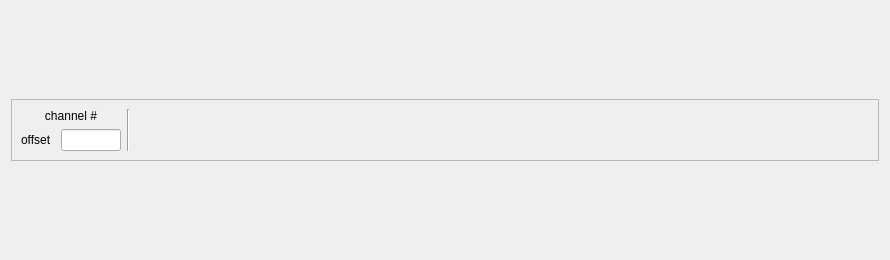
AlbertHdz4/qplayer, file track-widget.ui: the form before one commit.
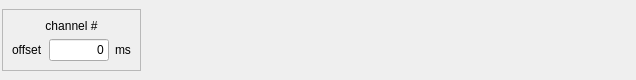
The form after the commit.

Commit message: Cleaned up and added shuffle button.

```diff
--- a/track-widget.ui
+++ b/track-widget.ui
@@ -2,12 +2,15 @@
 <ui version="4.0">
  <class>Form</class>
  <widget class="QWidget" name="Form">
+  <property name="enabled">
+   <bool>true</bool>
+  </property>
   <property name="geometry">
    <rect>
     <x>0</x>
     <y>0</y>
-    <width>890</width>
-    <height>260</height>
+    <width>636</width>
+    <height>80</height>
    </rect>
   </property>
   <property name="sizePolicy">
@@ -19,13 +22,31 @@
   <property name="minimumSize">
    <size>
     <width>0</width>
-    <height>120</height>
+    <height>0</height>
    </size>
   </property>
   <property name="windowTitle">
    <string>Form</string>
   </property>
   <layout class="QHBoxLayout" name="horizontalLayout">
+   <property name="spacing">
+    <number>0</number>
+   </property>
+   <property name="sizeConstraint">
+    <enum>QLayout::SetDefaultConstraint</enum>
+   </property>
+   <property name="leftMargin">
+    <number>0</number>
+   </property>
+   <property name="topMargin">
+    <number>0</number>
+   </property>
+   <property name="rightMargin">
+    <number>0</number>
+   </property>
+   <property name="bottomMargin">
+    <number>0</number>
+   </property>
    <item>
     <widget class="QFrame" name="frame">
      <property name="sizePolicy">
@@ -34,17 +55,51 @@
        <verstretch>0</verstretch>
       </sizepolicy>
      </property>
+     <property name="minimumSize">
+      <size>
+       <width>0</width>
+       <height>60</height>
+      </size>
+     </property>
+     <property name="frameShape">
+      <enum>QFrame::NoFrame</enum>
+     </property>
+     <property name="frameShadow">
+      <enum>QFrame::Plain</enum>
+     </property>
+     <property name="lineWidth">
+      <number>1</number>
+     </property>
+     <property name="midLineWidth">
+      <number>0</number>
+     </property>
+     <layout class="QHBoxLayout" name="horizontalLayout_2">
+      <property name="spacing">
+       <number>1</number>
+      </property>
+      <property name="leftMargin">
+       <number>2</number>
+      </property>
+      <property name="topMargin">
+       <number>2</number>
+      </property>
+      <property name="rightMargin">
+       <number>2</number>
+      </property>
+      <property name="bottomMargin">
+       <number>2</number>
+      </property>
+      <item>
+       <widget class="QFrame" name="frame_2">
      <property name="frameShape">
       <enum>QFrame::StyledPanel</enum>
      </property>
      <property name="frameShadow">
       <enum>QFrame::Raised</enum>
      </property>
-     <layout class="QHBoxLayout" name="horizontalLayout_2">
-      <item>
-       <layout class="QVBoxLayout" name="verticalLayout">
-        <property name="rightMargin">
-         <number>0</number>
+        <layout class="QVBoxLayout" name="verticalLayout_2">
+         <property name="spacing">
+          <number>6</number>
         </property>
         <item>
          <widget class="QLabel" name="track_label">
@@ -109,20 +164,27 @@
               <height>16777215</height>
              </size>
             </property>
+             <property name="text">
+              <string>0</string>
+             </property>
             <property name="frame">
              <bool>true</bool>
             </property>
-           </widget>
-          </item>
-         </layout>
+             <property name="alignment">
+              <set>Qt::AlignRight|Qt::AlignTrailing|Qt::AlignVCenter</set>
+             </property>
+            </widget>
+           </item>
+           <item>
+            <widget class="QLabel" name="label_2">
+             <property name="text">
+              <string>ms</string>
+             </property>
+            </widget>
         </item>
        </layout>
       </item>
-      <item>
-       <widget class="Line" name="line">
-        <property name="orientation">
-         <enum>Qt::Vertical</enum>
-        </property>
+        </layout>
        </widget>
       </item>
       <item>
```
Left out of the diff: 9 changed lines with no effect on the pictures. Lines whose indentation alone changed are shown as unchanged. The commit also changes 7 other files.
